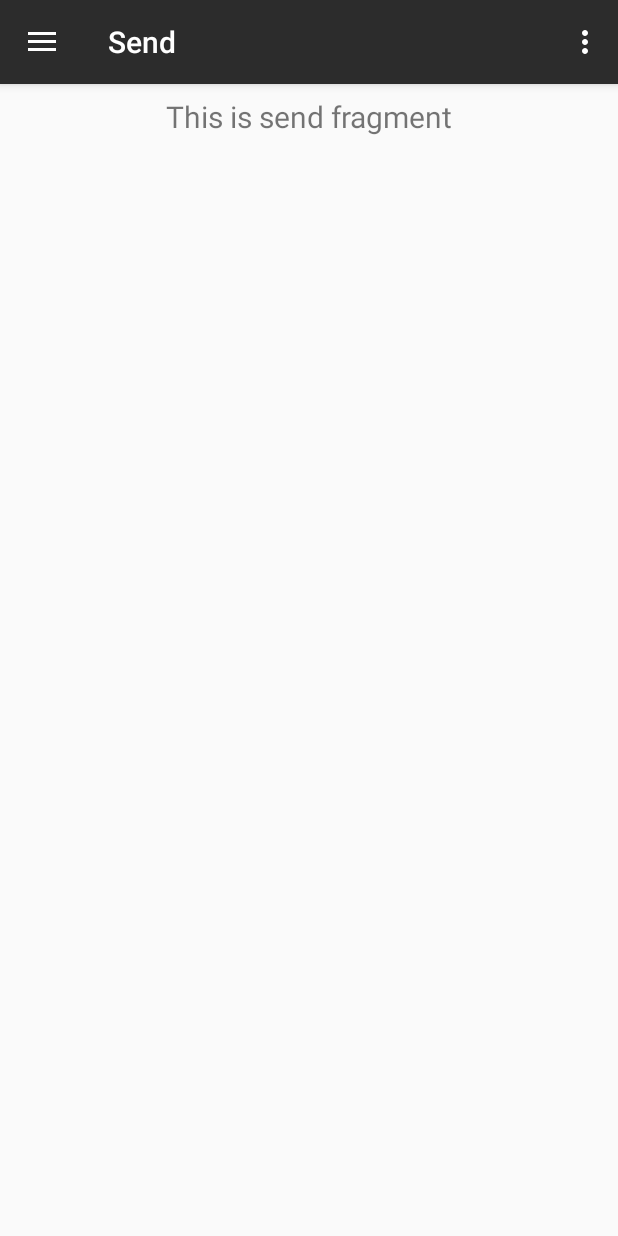
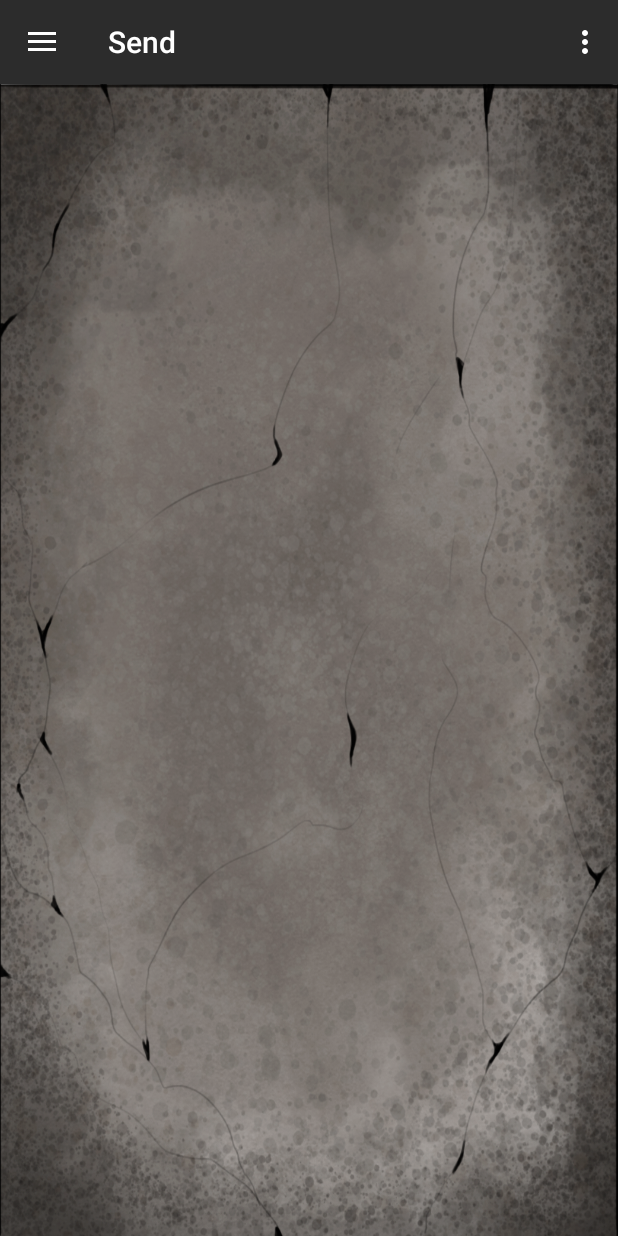
Before and after one commit to DavidBermejoS/FactionsApp, an Android app: the screen it shows after launch (MainActivity), in the side drawer, after a tap on "Send", on a phone screen of 412 x 824 dp. Run offline under Robolectric (Android 15) with nearby library versions, the light colour scheme and no system bars; our stand-ins replace navigation-ui.

Commit message:
M-001:Complete some details on v1.0.0

```diff
--- a/app/src/main/java/es/unicabra/factions/MainActivity.java
+++ b/app/src/main/java/es/unicabra/factions/MainActivity.java
@@ -18,6 +18,7 @@ import android.widget.Button;
 public class MainActivity extends AppCompatActivity {
 
     private AppBarConfiguration mAppBarConfiguration;
+    private Button unicabraButton;
 
     @Override
     protected void onCreate(Bundle savedInstanceState) {
@@ -31,29 +32,28 @@ public class MainActivity extends AppCompatActivity {
         // menu should be considered as top level destinations.
         mAppBarConfiguration = new AppBarConfiguration.Builder(
                 R.id.nav_home, R.id.nav_gallery, R.id.nav_slideshow,
-                R.id.nav_tools, R.id.nav_share, R.id.nav_send)
+                R.id.nav_tools, R.id.nav_share, R.id.nav_send, R.id.unicabraButton)
                 .setDrawerLayout(drawer)
                 .build();
-        setUnicabraButton();
+//        setUnicabraButton();
         NavController navController = Navigation.findNavController(this, R.id.nav_host_fragment);
         NavigationUI.setupActionBarWithNavController(this, navController, mAppBarConfiguration);
         NavigationUI.setupWithNavController(navigationView, navController);
     }
 
-    /**
-     * This method insert the logic of the unicabra button.
-     */
-    private void setUnicabraButton() {
-        Button buttonUnicabra = findViewById(R.id.unicabraButton);
-        buttonUnicabra.setOnClickListener(new View.OnClickListener(){
-            @Override
-            public void onClick(View v) {
-                Uri uri = Uri.parse("http://www.unicabra.es");
-                Intent intent = new Intent(Intent.ACTION_VIEW,uri);
-                startActivity(intent);
-            }
-        });
-    }
+//    /**
+//     * This method insert the logic of the unicabra button.
+//     */
+//    private void setUnicabraButton() {
+//        unicabraButton.setOnClickListener(new View.OnClickListener(){
+//            @Override
+//            public void onClick(View v) {
+//                Uri uri = Uri.parse("http://www.unicabra.es");
+//                Intent intent = new Intent(Intent.ACTION_VIEW,uri);
+//                startActivity(intent);
+//            }
+//        });
+//    }
 
     @Override
     public boolean onCreateOptionsMenu(Menu menu) {
--- a/app/src/main/java/es/unicabra/factions/ui/send/SendFragment.java
+++ b/app/src/main/java/es/unicabra/factions/ui/send/SendFragment.java
@@ -22,13 +22,7 @@ public class SendFragment extends Fragment {
         sendViewModel =
                 ViewModelProviders.of(this).get(SendViewModel.class);
         View root = inflater.inflate(R.layout.fragment_send, container, false);
-        final TextView textView = root.findViewById(R.id.text_send);
-        sendViewModel.getText().observe(this, new Observer<String>() {
-            @Override
-            public void onChanged(@Nullable String s) {
-                textView.setText(s);
-            }
-        });
+//put here some code to attach more elements
         return root;
     }
 }
--- a/app/src/main/res/layout/fragment_send.xml
+++ b/app/src/main/res/layout/fragment_send.xml
@@ -2,18 +2,5 @@
 <androidx.constraintlayout.widget.ConstraintLayout xmlns:android="http://schemas.android.com/apk/res/android"
     xmlns:app="http://schemas.android.com/apk/res-auto"
     android:layout_width="match_parent"
-    android:layout_height="match_parent">
-
-    <TextView
-        android:id="@+id/text_send"
-        android:layout_width="match_parent"
-        android:layout_height="wrap_content"
-        android:layout_marginStart="8dp"
-        android:layout_marginTop="8dp"
-        android:layout_marginEnd="8dp"
-        android:textAlignment="center"
-        android:textSize="20sp"
-        app:layout_constraintEnd_toEndOf="parent"
-        app:layout_constraintStart_toStartOf="parent"
-        app:layout_constraintTop_toTopOf="parent" />
-</androidx.constraintlayout.widget.ConstraintLayout>
+    android:layout_height="match_parent"
+    android:background="@drawable/app_redone_0003_capa_19" />
```
Also changed, not shown: app/src/main/java/es/unicabra/factions/ui/gallery/GalleryFragment.java (+8 -7 lines), app/src/main/java/es/unicabra/factions/ui/share/ShareFragment.java (+1 -7 lines), app/src/main/java/es/unicabra/factions/ui/slideshow/SlideshowFragment.java (+1 -7 lines), app/src/main/res/layout/fragment_gallery.xml (+2 -15 lines), app/src/main/res/layout/fragment_share.xml (+2 -15 lines), app/src/main/res/layout/fragment_slideshow.xml (+1 -15 lines).
